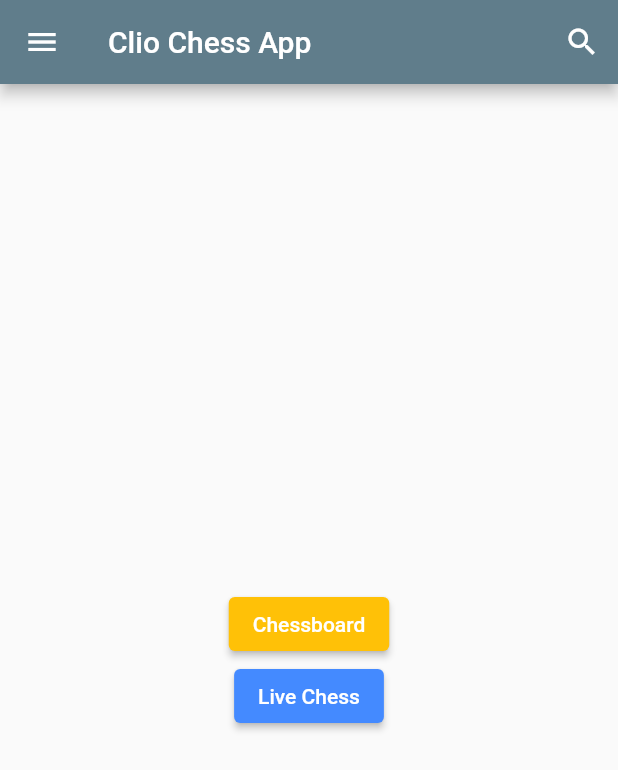
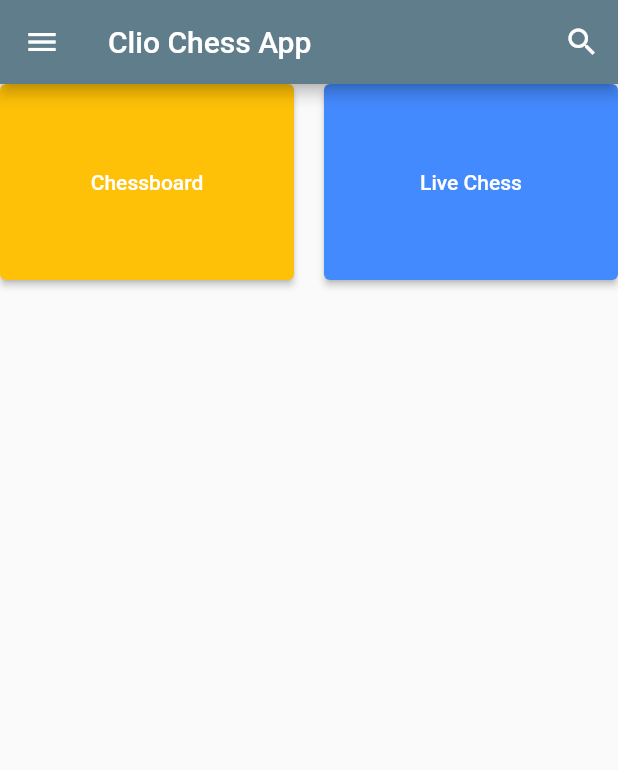
Before and after one commit to simsim2030/clio_chess_Amp_v1, a Flutter app: the screen it shows after launch, on a phone screen of 412 x 824 dp. Shown: the top 770 px of the screen. Run offline on Flutter 3.47's test engine with Material 2 defaults, Android fonts, the phone set to English and light mode, and no system bars; our stand-ins replace flutter_blue; missing offline and left inert: chess, flutter_stateless_chessboard.

Commit message:
change to grid view in home page

```diff
--- a/lib/pages/home_page.dart
+++ b/lib/pages/home_page.dart
@@ -26,9 +26,13 @@ class MainScreen extends StatelessWidget {
               }),
         ],
       ),
-      body: Center(
-        child: Column(
-          mainAxisSize: MainAxisSize.min,
+      body: GridView(
+        gridDelegate: SliverGridDelegateWithMaxCrossAxisExtent(
+          maxCrossAxisExtent: 200,
+          childAspectRatio: 3 / 2,
+          crossAxisSpacing: 20,
+          mainAxisSpacing: 20,
+        ),
         children: [
           // Chess Button
           ElevatedButton(
@@ -86,7 +90,6 @@ class MainScreen extends StatelessWidget {
           // ),
         ],
       ),
-      ),
     );
   }
 }
```
Also changed, not shown: 1 other file. Lines whose indentation alone changed are shown as unchanged.
